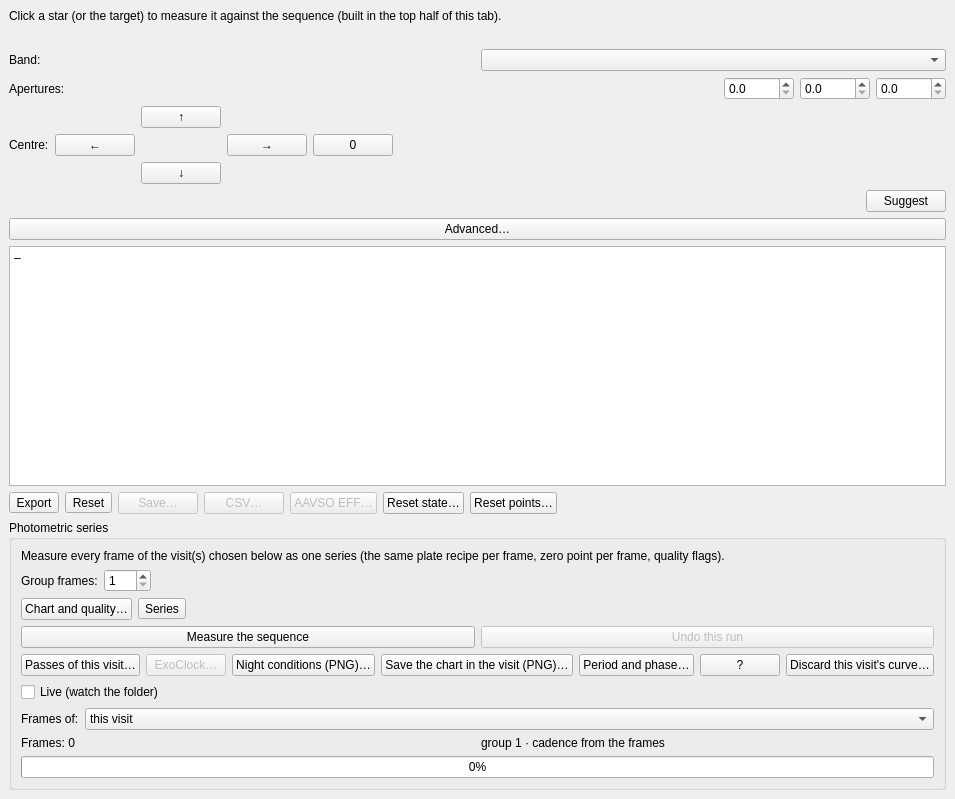
irydeo/nightscribe, file nightscribe/gui/ui/ufe_measure_tab.ui: the form before one commit.
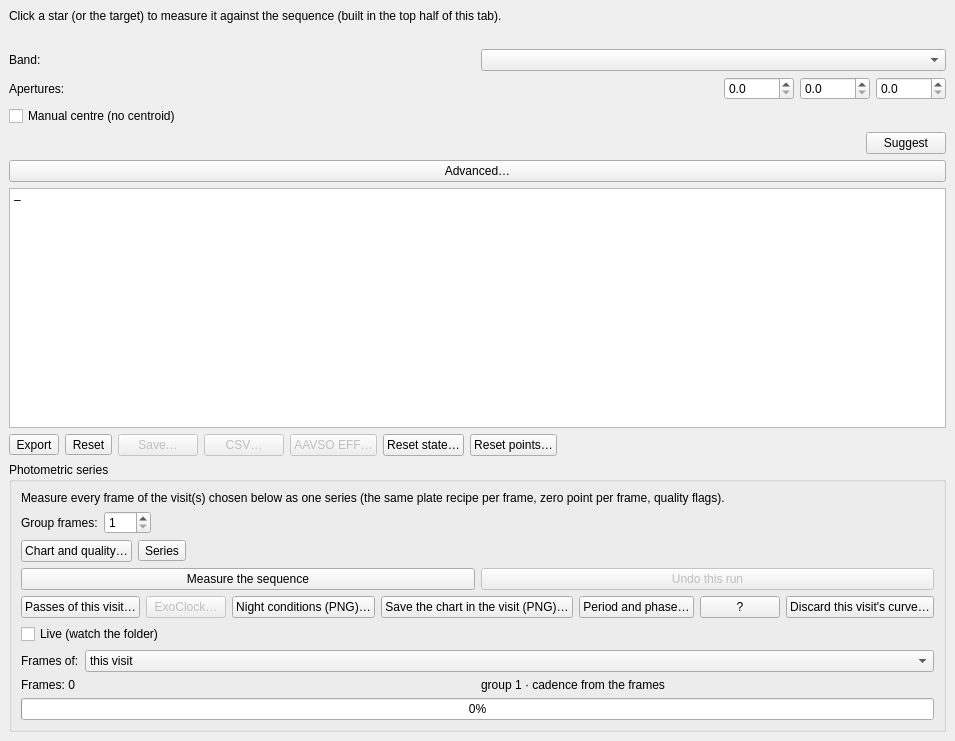
The form after the commit.

Commit message: measure: the manual centre gets its own window, and Annotate nudges with arrows

What changed in the file:
```diff
--- a/nightscribe/gui/ui/ufe_measure_tab.ui
+++ b/nightscribe/gui/ui/ufe_measure_tab.ui
@@ -149,31 +149,12 @@
    <item>
     <layout class="QHBoxLayout" name="row_nudge">
      <item>
-      <widget class="QLabel" name="lbl_nudge_title">
+      <widget class="QCheckBox" name="chk_manual_centre">
        <property name="text">
-        <string>Centre:</string>
+        <string>Manual centre (no centroid)</string>
        </property>
        <property name="toolTip">
-        <string>Move the measurement centre in 0.5 px steps, like the blink's alignment; the centroid is refined again around it. A new click starts at (0,0)</string>
-       </property>
-      </widget>
-     </item>
-     <item>
-      <layout class="QGridLayout" name="grid_nudge">
-       <item row="0" column="1"><widget class="QPushButton" name="btn_up"><property name="text"><string>↑</string></property><property name="toolTip"><string>Move the centre up 0.5 px</string></property></widget></item>
-       <item row="1" column="0"><widget class="QPushButton" name="btn_left"><property name="text"><string>←</string></property><property name="toolTip"><string>Move the centre left 0.5 px</string></property></widget></item>
-       <item row="1" column="1"><widget class="QLabel" name="lbl_nudge"><property name="text"><string/></property><property name="alignment"><set>Qt::AlignCenter</set></property></widget></item>
-       <item row="1" column="2"><widget class="QPushButton" name="btn_right"><property name="text"><string>→</string></property><property name="toolTip"><string>Move the centre right 0.5 px</string></property></widget></item>
-       <item row="2" column="1"><widget class="QPushButton" name="btn_down"><property name="text"><string>↓</string></property><property name="toolTip"><string>Move the centre down 0.5 px</string></property></widget></item>
-      </layout>
-     </item>
-     <item>
-      <widget class="QPushButton" name="btn_nudge_reset">
-       <property name="text">
-        <string>0</string>
-       </property>
-       <property name="toolTip">
-        <string>Back to the clicked centre</string>
+        <string>Checking it opens a small window with the arrows: the measurement then uses EXACTLY the centre you place (no centroid search at all), so a very faint SN or a galaxy core cannot drag it. Unchecking closes it and the centroid refines the click again</string>
        </property>
       </widget>
      </item>
```
The commit also changes 9 other files.
